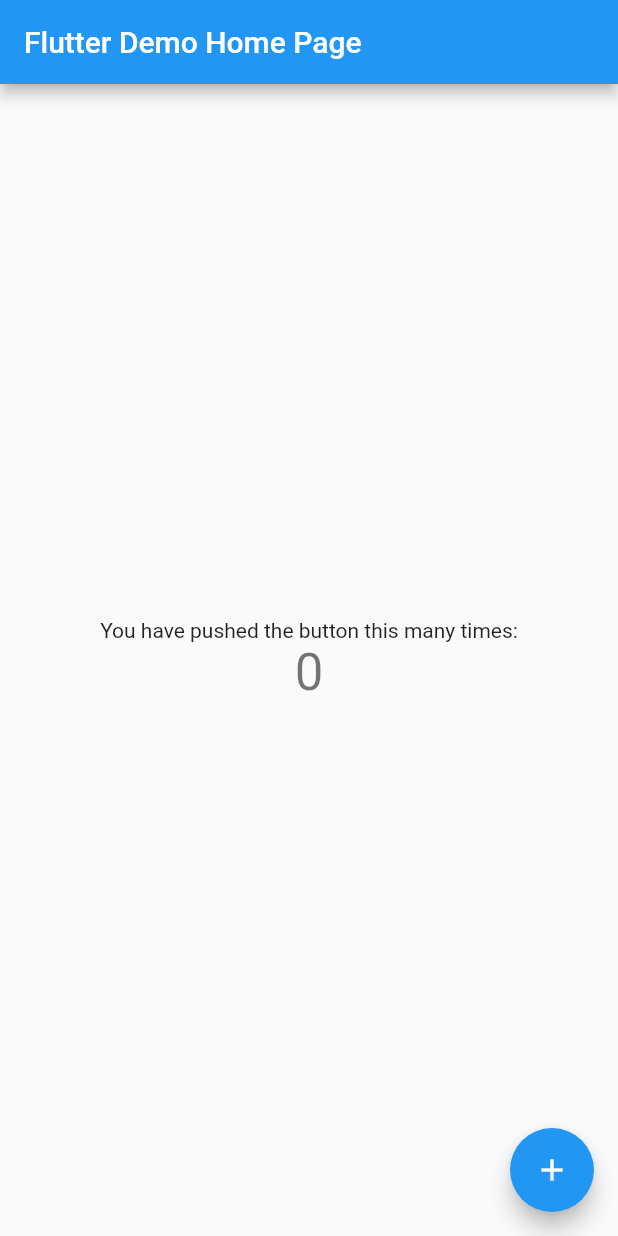
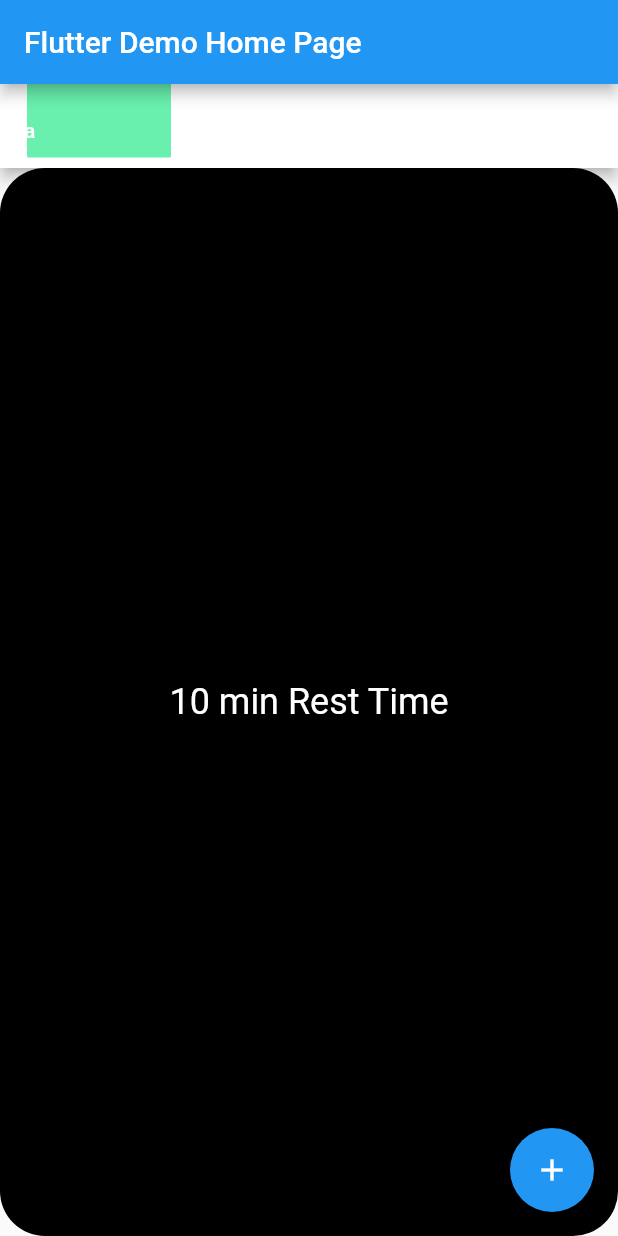
Before and after one commit to t-sawano/flutter-tabbar-view, a Flutter app: the screen it shows after launch, on a phone screen of 412 x 824 dp. Run offline on Flutter 3.47's test engine with Material 2 defaults, Android fonts, the phone set to English and light mode, and no system bars; our stand-ins replace bubble_tab_indicator.

Commit message:
sample tabbar

```diff
--- a/lib/main.dart
+++ b/lib/main.dart
@@ -1,4 +1,6 @@
 import 'package:flutter/material.dart';
+
+import 'view/tabbar_view.dart';
 
 void main() => runApp(MyApp());
 
@@ -25,13 +27,6 @@ class MyHomePage extends StatefulWidget {
 }
 
 class _MyHomePageState extends State<MyHomePage> {
-  int _counter = 0;
-
-  void _incrementCounter() {
-    setState(() {
-      _counter++;
-    });
-  }
 
   @override
   Widget build(BuildContext context) {
@@ -40,21 +35,12 @@ class _MyHomePageState extends State<MyHomePage> {
         title: Text(widget.title),
       ),
       body: Center(
-        child: Column(
-          mainAxisAlignment: MainAxisAlignment.center,
-          children: <Widget>[
-            Text(
-              'You have pushed the button this many times:',
-            ),
-            Text(
-              '$_counter',
-              style: Theme.of(context).textTheme.display1,
-            ),
-          ],
-        ),
+        child: BodyWidget()
       ),
       floatingActionButton: FloatingActionButton(
-        onPressed: _incrementCounter,
+        onPressed: () {
+
+        },
         tooltip: 'Increment',
         child: Icon(Icons.add),
       ),
--- /dev/null
+++ b/lib/view/tabbar_view.dart
@@ -0,0 +1,96 @@
+import 'package:bubble_tab_indicator/bubble_tab_indicator.dart';
+import 'package:flutter/cupertino.dart';
+import 'package:flutter/material.dart';
+
+class BodyWidget extends StatelessWidget {
+  @override
+  Widget build(BuildContext context) {
+    return _TabbarWidget();
+  }
+}
+
+class _TabbarWidget extends StatefulWidget {
+  @override
+  _MainPageState createState() => _MainPageState();
+}
+
+class _MainPageState extends State<_TabbarWidget>
+    with SingleTickerProviderStateMixin {
+  List<Tab> _tabItems = [
+    Tab(child: Container(width: 100.0, child: Text("a", style: TextStyle(color: Colors.white)))),
+    Tab(child: Container(width: 100.0, child: Text("b", style: TextStyle(color: Colors.white)))),
+    // Tab(child: Text("c")),
+    // Tab(child: Text("d")),
+    // Tab(child: Text("e")),
+  ];
+
+  TabController _tabController;
+
+  @override
+  void initState() {
+    super.initState();
+    _tabController = TabController(length: _tabItems.length, vsync: this);
+  }
+
+  @override
+  Widget build(BuildContext context) => Scaffold(
+        body: Center(child: _body()),
+      );
+
+  Widget _body() {
+    return Container(
+      // width: 300.0,
+      // height: 500.0,
+      child: Scaffold(
+        appBar: AppBar(
+          backgroundColor: Colors.white,
+          bottom: PreferredSize(
+            preferredSize: Size(300.0, 0.0),
+            child: Align(
+              alignment: Alignment.bottomLeft,
+              child: TabBar(
+                tabs: _tabItems,
+                controller: _tabController,
+                unselectedLabelColor: Colors.grey,
+                indicatorColor: Colors.white,
+                indicatorSize: TabBarIndicatorSize.tab,
+                indicatorWeight: 2,
+                indicatorPadding:
+                    EdgeInsets.symmetric(horizontal: 18.0, vertical: 8),
+                indicator: _customIndicator,
+                isScrollable: true,
+              ),
+            ),
+          ),
+        ),
+        body: Container(
+          alignment: Alignment.center,
+          width: 500.0,
+          decoration: BoxDecoration(color: Colors.black, borderRadius: BorderRadius.circular(30.0)),
+          child: TabBarView(
+              controller: _tabController,
+              children: _tabItems.map((tab) {
+                return _createTab(tab);
+              }).toList()),
+        ),
+      ),
+    );
+  }
+
+  Widget _createTab(Tab tab) {
+    return Center(
+      child: Text(
+        "10 min Rest Time",
+        style: TextStyle(fontSize: 24.0, color: Colors.white),
+      ),
+    );
+  }
+}
+
+final _customIndicator = BubbleTabIndicator(
+    padding: EdgeInsets.only(right: 0.0, left: 0.0),
+    insets: EdgeInsets.only(left: 0, right: 0),
+    indicatorHeight: 50.0,
+    indicatorColor: Colors.greenAccent,
+    indicatorRadius: 1.0,
+    tabBarIndicatorSize: TabBarIndicatorSize.tab);
--- a/pubspec.yaml
+++ b/pubspec.yaml
@@ -20,6 +20,7 @@ dependencies:
   flutter:
     sdk: flutter
   provider: ^4.0.1
+  bubble_tab_indicator: ^0.1.4
 
   # The following adds the Cupertino Icons font to your application.
   # Use with the CupertinoIcons class for iOS style icons.
```
Also changed, not shown: pubspec.lock.
